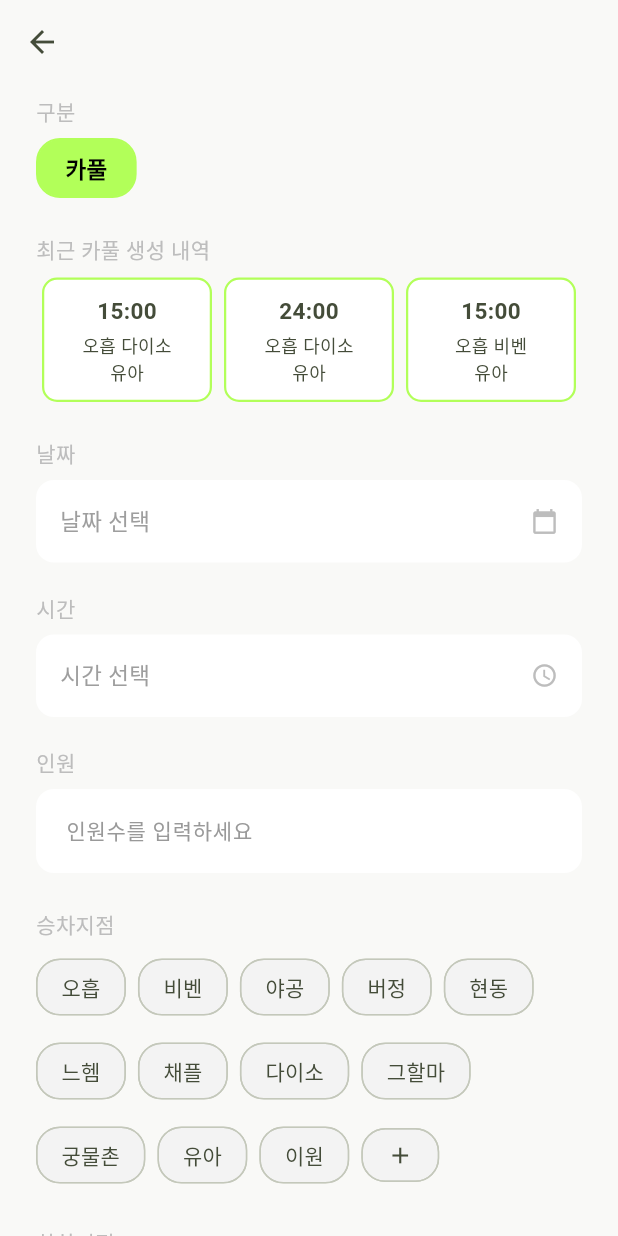
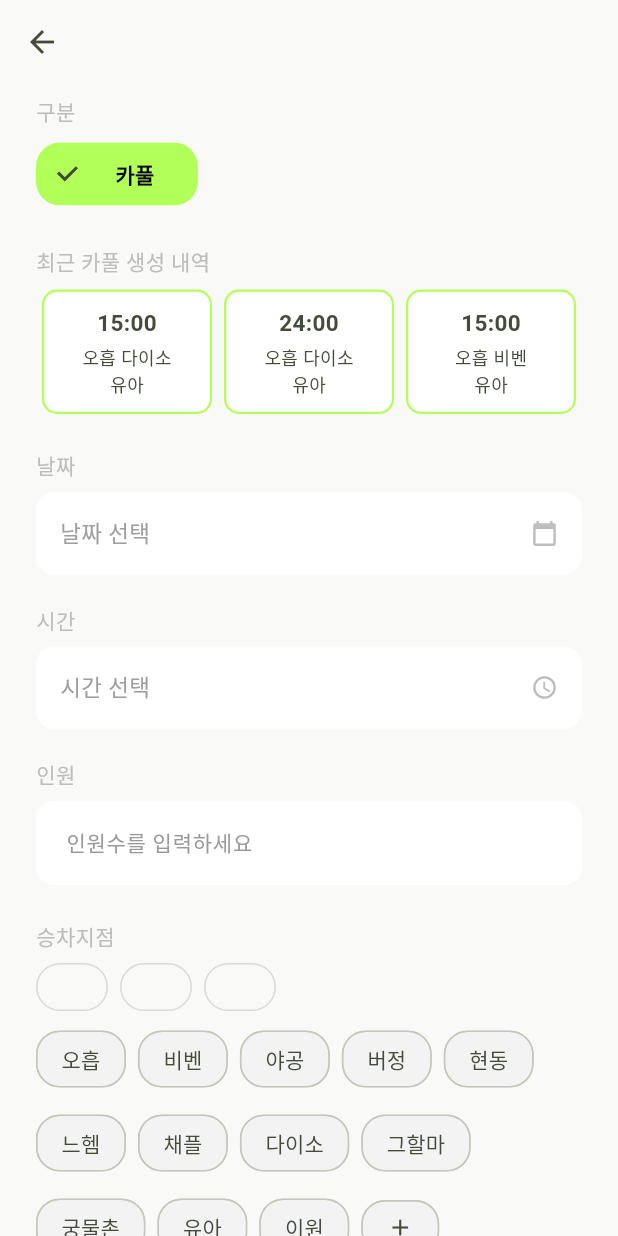
Before and after one commit to GachiTayo/tayo_FE, a Flutter app: the CarpoolCreateRoomScreen screen opened by its route, on a phone screen of 412 x 824 dp. Run offline on Flutter 3.47's test engine with Material 3 defaults, Android fonts, the phone set to English and light mode, and no system bars; our stand-ins replace flutter_dotenv, flutter_screenutil, flutter_svg, get, go_router, shared_preferences; accounts and stored records are empty; Roboto replaces fonts that are missing (Five, Four).

Commit message:
Chore: 승차지점 하차지점 뜰 수 있게

```diff
--- a/lib/screens/create/carpool_create_room_screen.dart
+++ b/lib/screens/create/carpool_create_room_screen.dart
@@ -41,6 +41,15 @@ class _CarpoolCreateRoomScreenState extends State<CarpoolCreateRoomScreen> {
           icon: const Icon(Icons.arrow_back, color: Color(0xFF444C39)),
           onPressed: () => Navigator.of(context).pop(),
         ),
+        title: const Text(
+          '',
+          style: TextStyle(
+            color: Color(0xFF222222),
+            fontWeight: FontWeight.w600,
+            fontSize: 18,
+          ),
+        ),
+        centerTitle: true,
       ),
       body: SingleChildScrollView(
         padding: const EdgeInsets.symmetric(horizontal: 24, vertical: 8),
@@ -95,7 +104,7 @@ class _CarpoolCreateRoomScreenState extends State<CarpoolCreateRoomScreen> {
               child: _InputBox(
                 text: selectedDate == null
                     ? '날짜 선택'
-                    : '${selectedDate!.year}.${selectedDate!.month.toString().padLeft(2, '0')}.${selectedDate!.day.toString().padLeft(2, '0')}',
+                    : '${selectedDate!.year % 100}.${selectedDate!.month.toString().padLeft(2, '0')}.${selectedDate!.day.toString().padLeft(2, '0')}',
                 icon: Icons.calendar_today,
                 isHint: selectedDate == null,
               ),
@@ -133,6 +142,11 @@ class _CarpoolCreateRoomScreenState extends State<CarpoolCreateRoomScreen> {
             // 승차지점
             const Text('승차지점', style: TextStyle(color: Color(0xFFBDBDBD), fontSize: 14)),
             const SizedBox(height: 8),
+            _SelectedPointRow(
+              selected: selectedPickup,
+              onDeleted: (point) => setState(() => selectedPickup.remove(point)),
+            ),
+            const SizedBox(height: 8),
             _PointSelector(
               points: points,
               selected: selectedPickup,
@@ -141,6 +155,11 @@ class _CarpoolCreateRoomScreenState extends State<CarpoolCreateRoomScreen> {
             const SizedBox(height: 24),
             // 하차지점
             const Text('하차지점', style: TextStyle(color: Color(0xFFBDBDBD), fontSize: 14)),
+            const SizedBox(height: 8),
+            _SelectedPointRow(
+              selected: selectedDropoff,
+              onDeleted: (point) => setState(() => selectedDropoff.remove(point)),
+            ),
             const SizedBox(height: 8),
             _PointSelector(
               points: points,
@@ -217,39 +236,48 @@ class _CarpoolCreateRoomScreenState extends State<CarpoolCreateRoomScreen> {
   }
 }
 
-// 재사용 위젯/함수
-class _TypeChip extends StatelessWidget {
-  final String label;
-  final bool selected;
-  final VoidCallback onTap;
-  const _TypeChip({required this.label, required this.selected, required this.onTap});
+// 선택된 승차/하차지점 위젯
+class _SelectedPointRow extends StatelessWidget {
+  final List<String> selected;
+  final void Function(String) onDeleted;
+  const _SelectedPointRow({required this.selected, required this.onDeleted});
+
   @override
   Widget build(BuildContext context) {
-    return GestureDetector(
-      onTap: onTap,
-      child: Container(
-        padding: const EdgeInsets.symmetric(horizontal: 18, vertical: 8),
-        decoration: BoxDecoration(
-          color: selected ? const Color(0xFFB2FF59) : Colors.white,
-          borderRadius: BorderRadius.circular(16),
-          border: Border.all(
-            color: selected ? const Color(0xFFB2FF59) : const Color(0xFFE0E0E0),
-            width: 1.5,
+    return Row(
+      children: [
+        ...selected.map((e) => Container(
+          margin: const EdgeInsets.only(right: 8),
+          child: Chip(
+            label: Text(e, style: const TextStyle(fontWeight: FontWeight.w600)),
+            backgroundColor: const Color(0xFFB2FF59),
+            deleteIcon: const Icon(Icons.close, size: 16),
+            onDeleted: () => onDeleted(e),
+            shape: RoundedRectangleBorder(
+              borderRadius: BorderRadius.circular(16),
+            ),
           ),
-        ),
-        child: Text(
-          label,
-          style: TextStyle(
-            color: selected ? Colors.black : const Color(0xFF444C39),
-            fontWeight: FontWeight.w600,
-            fontSize: 15,
+        )),
+        for (int i = selected.length; i < 3; i++)
+          Container(
+            margin: const EdgeInsets.only(right: 8),
+            width: 48,
+            height: 32,
+            decoration: BoxDecoration(
+              border: Border.all(color: const Color(0xFFDADADA), style: BorderStyle.solid, width: 1),
+              borderRadius: BorderRadius.circular(16),
+              color: Colors.transparent,
+            ),
+            child: const Center(
+              child: Text(''),
+            ),
           ),
-        ),
-      ),
+      ],
     );
   }
 }
 
+// 포인트 선택 위젯
 class _PointSelector extends StatelessWidget {
   final List<String> points;
   final List<String> selected;
@@ -268,7 +296,7 @@ class _PointSelector extends StatelessWidget {
           onSelected: (val) {
             final newList = List<String>.from(selected);
             if (val) {
-              newList.add(e);
+              if (!newList.contains(e) && newList.length < 3) newList.add(e);
             } else {
               newList.remove(e);
             }
@@ -340,3 +368,36 @@ class _InputBox extends StatelessWidget {
     );
   }
 }
+
+class _TypeChip extends StatelessWidget {
+  final String label;
+  final bool selected;
+  final VoidCallback onTap;
+
+  const _TypeChip({
+    required this.label,
+    required this.selected,
+    required this.onTap,
+  });
+
+  @override
+  Widget build(BuildContext context) {
+    return ChoiceChip(
+      label: Text(
+        label,
+        style: TextStyle(
+          color: selected ? Colors.black : const Color(0xFFBDBDBD),
+          fontWeight: FontWeight.w600,
+        ),
+      ),
+      selected: selected,
+      onSelected: (_) => onTap(),
+      selectedColor: const Color(0xFFB2FF59),
+      backgroundColor: const Color(0xFFF3F3F3),
+      shape: RoundedRectangleBorder(
+        borderRadius: BorderRadius.circular(16),
+      ),
+      labelPadding: const EdgeInsets.symmetric(horizontal: 20, vertical: 2),
+    );
+  }
+}
```
